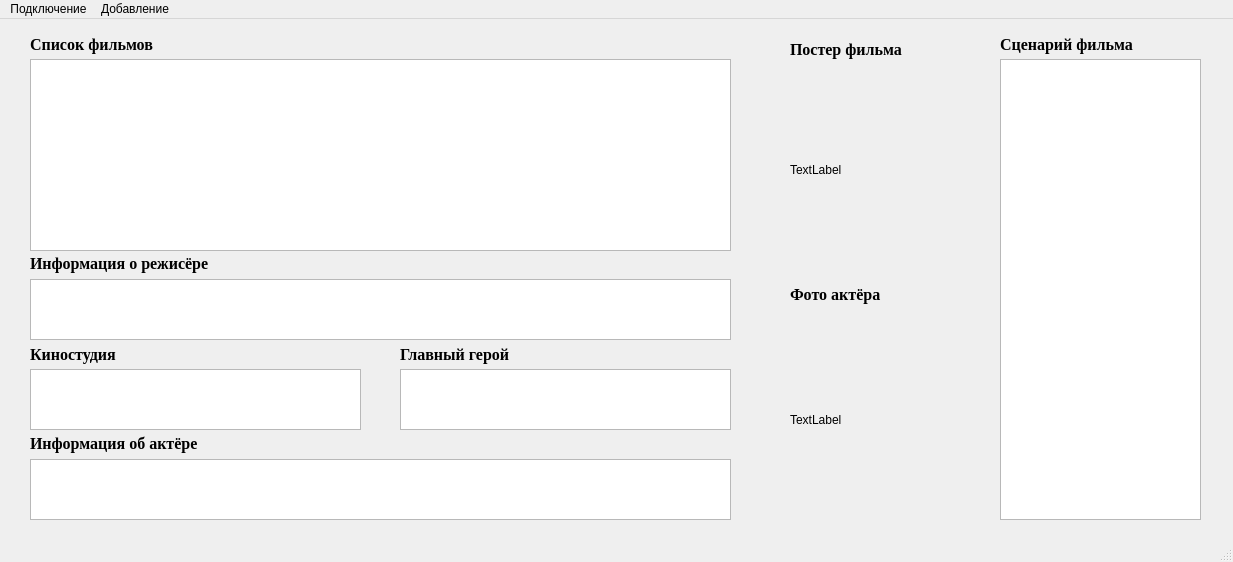
The window that Client/mainwindow.ui (NikitaVirachev/course-work-on-DB) describes before a commit, drawn with Qt 5.
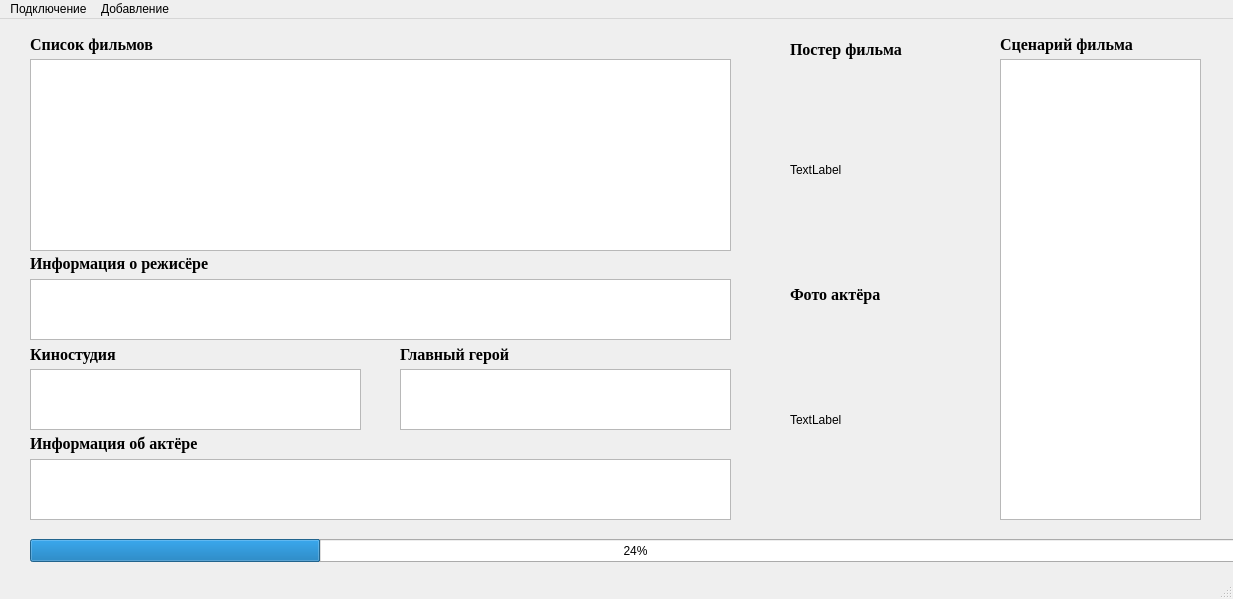
The same window after the commit.

Commit message: implemented progress bar

The edit to the form file:
```diff
--- a/Client/mainwindow.ui
+++ b/Client/mainwindow.ui
@@ -7,7 +7,7 @@
     <x>0</x>
     <y>0</y>
     <width>1233</width>
-    <height>562</height>
+    <height>599</height>
    </rect>
   </property>
   <property name="windowTitle">
@@ -271,6 +271,19 @@
      <string>Сценарий фильма</string>
     </property>
    </widget>
+   <widget class="QProgressBar" name="progressBar">
+    <property name="geometry">
+     <rect>
+      <x>30</x>
+      <y>520</y>
+      <width>1211</width>
+      <height>23</height>
+     </rect>
+    </property>
+    <property name="value">
+     <number>24</number>
+    </property>
+   </widget>
   </widget>
   <widget class="QMenuBar" name="menubar">
    <property name="geometry">
```
The commit also changes 5 other files.
